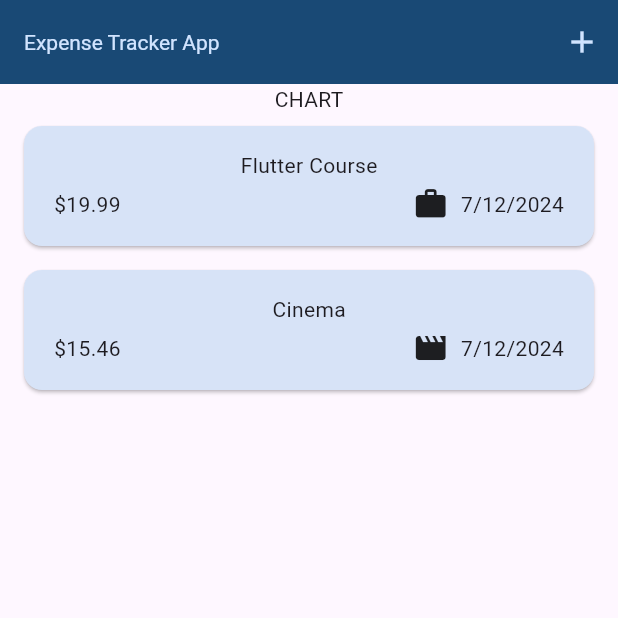
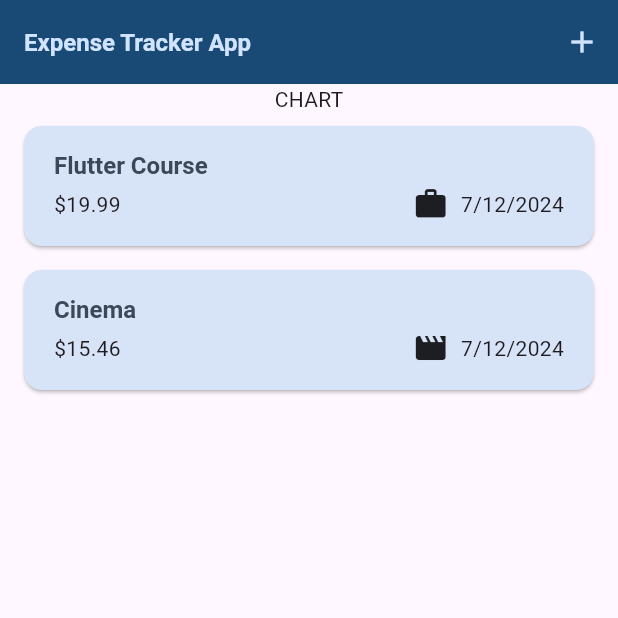
Before and after one commit to weitecklee/expense_tracker_app, a Flutter app: the screen it shows after launch, on a phone screen of 412 x 824 dp, the top half of it. Run offline on Flutter 3.47's test engine with Material 3 defaults, Android fonts, the phone set to English and light mode, and no system bars.

Commit message:
a little more theming

```diff
--- a/lib/main.dart
+++ b/lib/main.dart
@@ -24,9 +24,9 @@ void main() {
         ),
         textTheme: ThemeData().textTheme.copyWith(
               titleLarge: TextStyle(
-                fontWeight: FontWeight.normal,
+                fontWeight: FontWeight.bold,
                 color: kColorScheme.onSecondaryContainer,
-                fontSize: 14,
+                fontSize: 16,
               ),
             ),
       ),
--- a/lib/widgets/expenses_list/expense_item.dart
+++ b/lib/widgets/expenses_list/expense_item.dart
@@ -15,8 +15,12 @@ class ExpenseItem extends StatelessWidget {
           vertical: 16,
         ),
         child: Column(
+          crossAxisAlignment: CrossAxisAlignment.start,
           children: [
-            Text(expense.title),
+            Text(
+              expense.title,
+              style: Theme.of(context).textTheme.titleLarge,
+            ),
             const SizedBox(height: 4),
             Row(
               children: [
--- a/lib/widgets/expenses_list/expenses_list.dart
+++ b/lib/widgets/expenses_list/expenses_list.dart
@@ -18,10 +18,15 @@ class ExpensesList extends StatelessWidget {
       itemCount: expenses.length,
       itemBuilder: (ctx, i) => Dismissible(
         key: ValueKey(expenses[i]),
-        child: ExpenseItem(expenses[i]),
+        background: Container(
+          color: Theme.of(context).colorScheme.error.withOpacity(.75),
+          margin: EdgeInsets.symmetric(
+              horizontal: Theme.of(context).cardTheme.margin!.horizontal),
+        ),
         onDismissed: (d) {
           onRemoveExpense(expenses[i]);
         },
+        child: ExpenseItem(expenses[i]),
       ),
     );
   }
```
